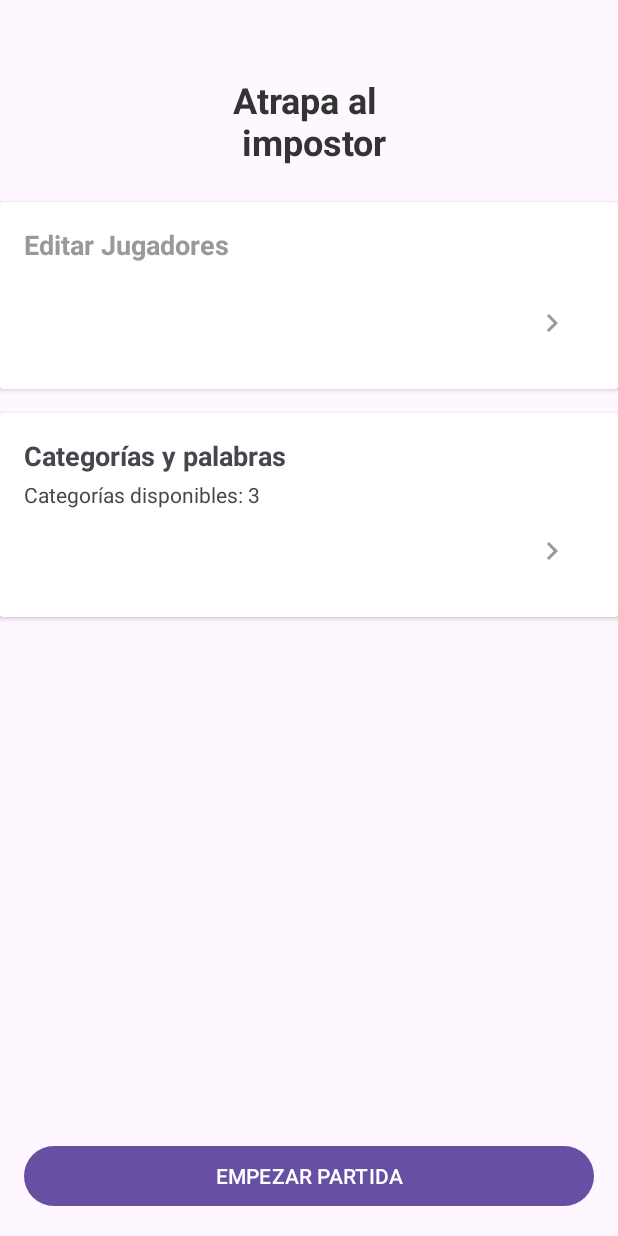
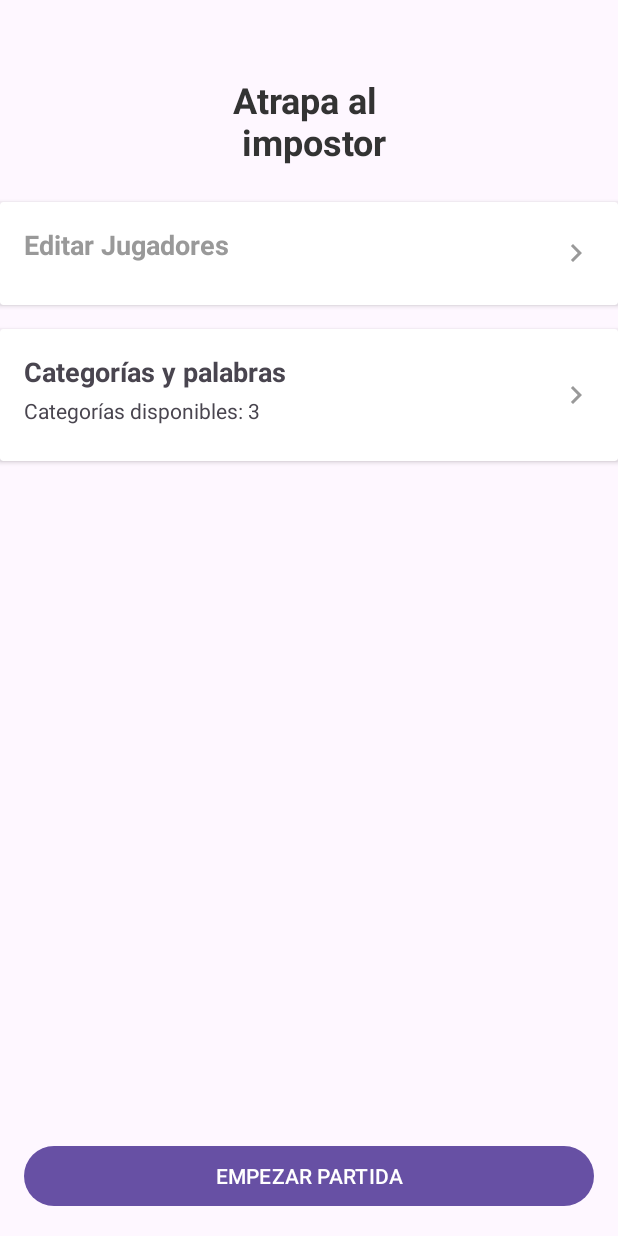
Before and after one commit to modinoricardo/ImpostorGame, an Android app: the screen it shows after launch (MainActivity), on a phone screen of 412 x 824 dp. Run offline under Robolectric (Android 15) with nearby library versions, the light colour scheme and no system bars; our stand-ins replace FlexboxLayout; 4 statements that could not run were skipped.

```diff
--- a/app/src/main/java/com/example/impostorgame/MainActivity.kt
+++ b/app/src/main/java/com/example/impostorgame/MainActivity.kt
@@ -54,7 +54,6 @@ class MainActivity : AppCompatActivity(), SelectCategoriesBottomSheet.Listener {
         playersRecyclerView = findViewById(R.id.playersRecyclerView)
         cardViewModoJuego = findViewById(R.id.cardViewModoJuego)
         cardViewCategorias = findViewById(R.id.cardViewCategorias)
-        relativeLayout = findViewById(R.id.relativeLayout)
         overlay = findViewById(R.id.darkOverlay)
         textResumenCategorias = findViewById(R.id.textResumenCategorias)
         categoriesRecyclerView = findViewById(R.id.categoriesRecyclerView)
--- a/app/src/main/res/layout/activity_main.xml
+++ b/app/src/main/res/layout/activity_main.xml
@@ -48,28 +48,27 @@
                 android:focusable="true"
                 android:radius="8dp">
 
-                <LinearLayout
-                    android:id="@+id/layoutModoJuego"
+                <!-- Usamos SOLO un RelativeLayout como root interno -->
+                <RelativeLayout
+                    android:id="@+id/relativeLayoutJugadores"
                     android:layout_width="match_parent"
                     android:layout_height="wrap_content"
-                    android:orientation="vertical"
                     android:padding="16dp">
 
+                    <!-- Título arriba, ocupando todo el ancho menos la flecha -->
                     <TextView
+                        android:id="@+id/textTituloJugadores"
                         android:layout_width="match_parent"
                         android:layout_height="wrap_content"
                         android:layout_marginBottom="12dp"
+                        android:layout_toStartOf="@id/imageViewArrow"
+                        android:layout_alignParentStart="true"
                         android:text="Editar Jugadores"
                         android:textColor="@color/tituloYFlecha"
                         android:textSize="18sp"
                         android:textStyle="bold" />
 
-                    <RelativeLayout
-                        android:id="@+id/relativeLayout"
-                        android:layout_width="match_parent"
-                        android:layout_height="wrap_content"
-                        android:padding="16dp">
-
+                    <!-- Flecha a la derecha, centrada verticalmente en TODO el CardView -->
                     <ImageView
                         android:id="@+id/imageViewArrow"
                         android:layout_width="24dp"
@@ -80,22 +79,23 @@
                         android:src="@drawable/chevron_right_24"
                         app:tint="@color/tituloYFlecha" />
 
+                    <!-- Lista de jugadores, debajo del título y a la izquierda de la flecha -->
                     <androidx.recyclerview.widget.RecyclerView
                         android:id="@+id/playersRecyclerView"
                         android:layout_width="match_parent"
                         android:layout_height="wrap_content"
+                        android:layout_below="@id/textTituloJugadores"
                         android:layout_alignParentStart="true"
                         android:layout_alignParentLeft="true"
-                            android:overScrollMode="never"
-                            android:nestedScrollingEnabled="false"
                         android:layout_toStartOf="@id/imageViewArrow"
                         android:layout_toLeftOf="@id/imageViewArrow"
+                        android:nestedScrollingEnabled="false"
+                        android:overScrollMode="never"
                         android:padding="0dp" />
 
                 </RelativeLayout>
+            </androidx.cardview.widget.CardView>
 
-                </LinearLayout>
-            </androidx.cardview.widget.CardView>
 
             <!-- CardView de Editar Categorías / Palabras -->
             <androidx.cardview.widget.CardView
@@ -108,33 +108,14 @@
                 android:focusable="true"
                 android:radius="8dp">
 
-                <LinearLayout
-                    android:layout_width="match_parent"
-                    android:layout_height="wrap_content"
-                    android:orientation="vertical"
-                    android:padding="16dp">
-
-                    <TextView
-                        android:layout_width="match_parent"
-                        android:layout_height="wrap_content"
-                        android:layout_marginBottom="4dp"
-                        android:text="Categorías y palabras"
-                        android:textSize="18sp"
-                        android:textStyle="bold" />
-
-                    <TextView
-                        android:id="@+id/textResumenCategorias"
-                        android:layout_width="match_parent"
-                        android:layout_height="wrap_content"
-                        android:text="3 categorías disponibles"
-                        android:textSize="14sp" />
-
+                <!-- RelativeLayout raíz interno -->
                 <RelativeLayout
                     android:id="@+id/relativeLayoutCategorias"
                     android:layout_width="match_parent"
                     android:layout_height="wrap_content"
                     android:padding="16dp">
 
+                    <!-- Flecha a la derecha, centrada verticalmente en TODO el CardView -->
                     <ImageView
                         android:id="@+id/imageViewArrowCategorias"
                         android:layout_width="24dp"
@@ -145,18 +126,46 @@
                         android:src="@drawable/chevron_right_24"
                         app:tint="@color/tituloYFlecha" />
 
-                        <!-- lista de categorías dentro del card, altura fija -->
+                    <!-- Título arriba, ocupando todo el ancho menos la flecha -->
+                    <TextView
+                        android:id="@+id/textTituloCategorias"
+                        android:layout_width="match_parent"
+                        android:layout_height="wrap_content"
+                        android:layout_marginBottom="4dp"
+                        android:layout_alignParentStart="true"
+                        android:layout_toStartOf="@id/imageViewArrowCategorias"
+                        android:text="Categorías y palabras"
+                        android:textSize="18sp"
+                        android:textStyle="bold" />
+
+                    <!-- Resumen debajo del título, también hasta la flecha -->
+                    <TextView
+                        android:id="@+id/textResumenCategorias"
+                        android:layout_width="match_parent"
+                        android:layout_height="wrap_content"
+                        android:layout_below="@id/textTituloCategorias"
+                        android:layout_alignParentStart="true"
+                        android:layout_toStartOf="@id/imageViewArrowCategorias"
+                        android:text="3 categorías disponibles"
+                        android:textSize="14sp" />
+
+                    <!-- Lista de categorías, debajo del resumen y a la izquierda de la flecha -->
                     <androidx.recyclerview.widget.RecyclerView
                         android:id="@+id/categoriesRecyclerView"
                         android:layout_width="match_parent"
                         android:layout_height="wrap_content"
+                        android:layout_below="@id/textResumenCategorias"
+                        android:layout_alignParentStart="true"
+                        android:layout_alignParentLeft="true"
+                        android:layout_toStartOf="@id/imageViewArrowCategorias"
+                        android:layout_toLeftOf="@id/imageViewArrowCategorias"
+                        android:nestedScrollingEnabled="false"
                         android:overScrollMode="never"
-                            android:nestedScrollingEnabled="false"
                         android:paddingTop="8dp" />
+
                 </RelativeLayout>
+            </androidx.cardview.widget.CardView>
 
-                </LinearLayout>
-            </androidx.cardview.widget.CardView>
 
         </LinearLayout>
     </ScrollView>
```
Lines whose indentation alone changed are shown as unchanged.
